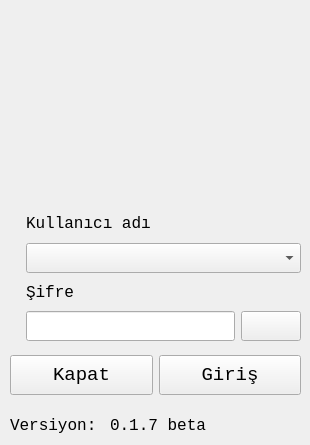
Above: loginform.ui from mamoo81/bhss before the change. Below: the same form after it.
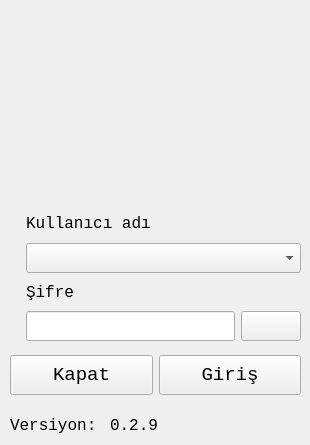
That is the form after the change. Icons and pictures are not drawn.

Commit message: v0.2.9 - Stok karti arama combobox, F8 fiyat guncelleme, Enter arama

Patch:
```diff
--- a/loginform.ui
+++ b/loginform.ui
@@ -141,7 +141,7 @@
      </rect>
     </property>
     <property name="text">
-     <string>0.1.7 beta</string>
+     <string>0.2.9</string>
     </property>
    </widget>
    <widget class="QLabel" name="label_4">
```
The commit also changes 7 other files.
